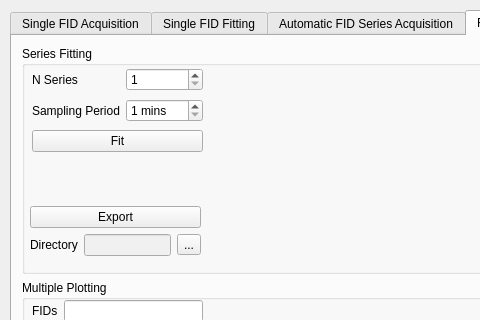
isispolneut/flynn_nmr_control, file daq_ui.ui: the form before one commit; both pictures show x 0 to 480 and y 0 to 320 of the 791 by 539 pixel window.
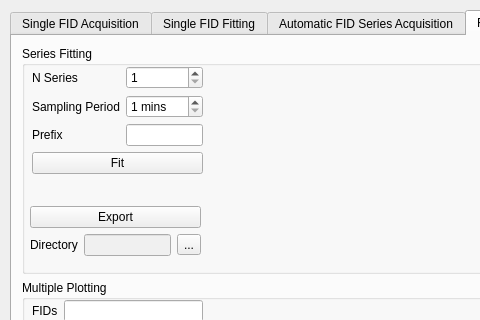
The form after the commit. The open tabs and pages were chosen to show the change.

What changed in the file:
```diff
--- a/daq_ui.ui
+++ b/daq_ui.ui
@@ -1170,11 +1170,11 @@
             <x>10</x>
             <y>20</y>
             <width>171</width>
-            <height>91</height>
+            <height>111</height>
            </rect>
           </property>
           <layout class="QGridLayout" name="gridLayout_5">
-           <item row="2" column="0" colspan="2">
+           <item row="3" column="0" colspan="2">
             <widget class="QPushButton" name="fit_fid_series_button">
              <property name="text">
               <string>Fit</string>
@@ -1227,6 +1227,16 @@
              </property>
             </widget>
            </item>
+           <item row="2" column="0">
+            <widget class="QLabel" name="afid_file_prefix_label">
+             <property name="text">
+              <string>Prefix</string>
+             </property>
+            </widget>
+           </item>
+           <item row="2" column="1">
+            <widget class="QLineEdit" name="afid_file_prefix"/>
+           </item>
           </layout>
          </widget>
          <widget class="QWidget" name="layoutWidget">
```
Left out of the diff: 6 changed lines with no effect on the pictures.
